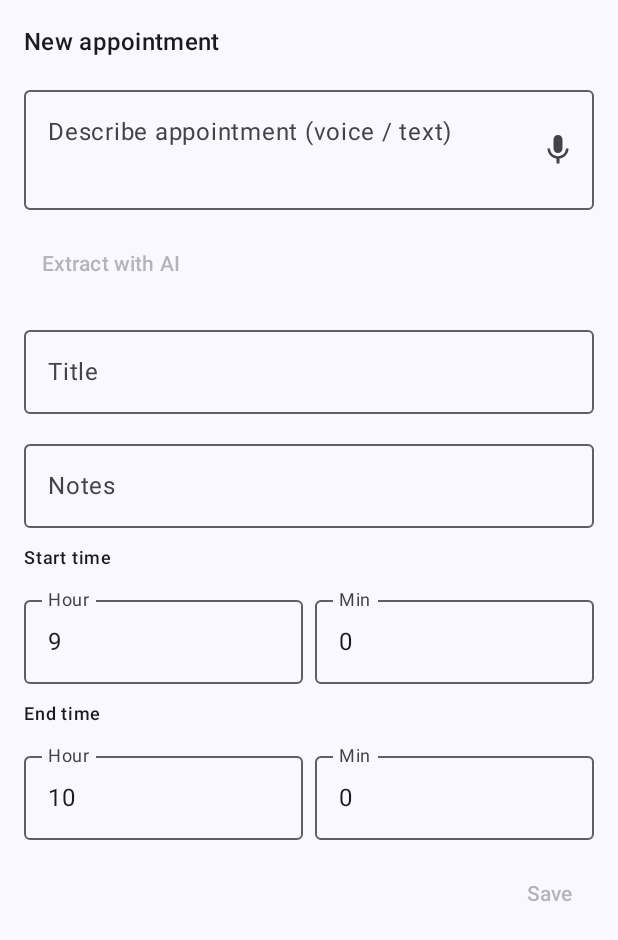
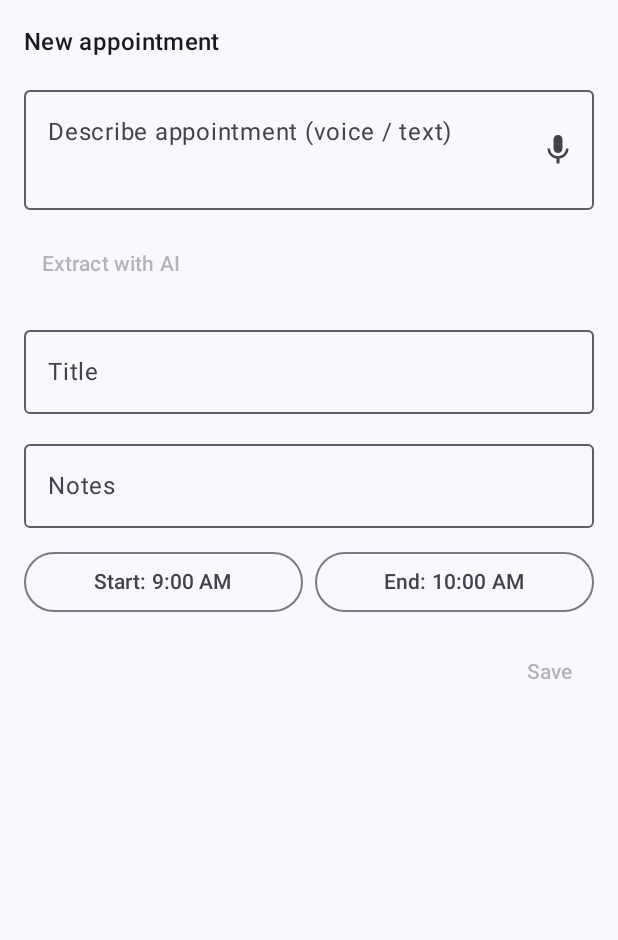
Before and after one commit to sivaramakrishnanj-dev/myUtils, an Android app built with Jetpack Compose: the composable AppointmentEditor called with empty values, on a phone screen of 412 x 824 dp. Shown: the top 940 px of the screen. Run offline under Robolectric (Android 15) with nearby library versions, the light colour scheme and no system bars.

Commit message:
assistant: FIX appointment time entry — replace number fields with clock picker
The hour/min text fields had a broken editing model: onValueChange fell back
to the previous value on any non-numeric intermediate state, so clearing the
field snapped back to the old digits and two-digit entry produced surprise
values (typing "1" then "5" evaluated "15" against coerceIn mid-edit).

Replaced with Material 3 TimePicker in an AlertDialog:
- Two OutlinedButtons ("Start: 9:00 AM" / "End: 10:00 AM") open the clock
  dial with an AM/PM toggle (12h mode)
- Choosing a start at/after the current end nudges end to start+1h so the
  appointment stays valid
- AI extraction still pre-fills both times; the buttons reflect the
  extracted values and open the dial for adjustment

```diff
--- a/assitant/app/src/main/java/dev/sivarj/assistant/ui/day/DayScreen.kt
+++ b/assitant/app/src/main/java/dev/sivarj/assistant/ui/day/DayScreen.kt
@@ -15,6 +15,7 @@ import androidx.compose.foundation.verticalScroll
 import androidx.compose.material.icons.Icons
 import androidx.compose.material.icons.filled.Add
 import androidx.compose.material.icons.filled.Delete
+import androidx.compose.material3.AlertDialog
 import androidx.compose.material3.Card
 import androidx.compose.material3.ExperimentalMaterial3Api
 import androidx.compose.material3.FloatingActionButton
@@ -22,11 +23,14 @@ import androidx.compose.material3.Icon
 import androidx.compose.material3.IconButton
 import androidx.compose.material3.MaterialTheme
 import androidx.compose.material3.ModalBottomSheet
+import androidx.compose.material3.OutlinedButton
 import androidx.compose.material3.OutlinedTextField
 import androidx.compose.material3.Scaffold
 import androidx.compose.material3.Text
 import androidx.compose.material3.TextButton
+import androidx.compose.material3.TimePicker
 import androidx.compose.material3.TopAppBar
+import androidx.compose.material3.rememberTimePickerState
 import androidx.compose.runtime.Composable
 import androidx.compose.runtime.LaunchedEffect
 import androidx.compose.runtime.collectAsState
@@ -74,6 +78,35 @@ class DayViewModel(private val db: AppDatabase) : ViewModel() {
     fun delete(appointment: Appointment) {
         viewModelScope.launch { db.appointmentDao().softDelete(appointment.id) }
     }
+}
+
+/**
+ * Material 3 clock-dial time picker in a dialog. The dial uses the device's
+ * 12/24h preference; in 12h mode it shows the AM/PM toggle.
+ */
+@OptIn(ExperimentalMaterial3Api::class)
+@Composable
+private fun TimePickerDialog(
+    title: String,
+    initialHour: Int,
+    initialMinute: Int,
+    onConfirm: (hour: Int, minute: Int) -> Unit,
+    onDismiss: () -> Unit,
+) {
+    val state = rememberTimePickerState(
+        initialHour = initialHour,
+        initialMinute = initialMinute,
+        is24Hour = false,
+    )
+    AlertDialog(
+        onDismissRequest = onDismiss,
+        title = { Text(title) },
+        text = { TimePicker(state = state) },
+        confirmButton = {
+            TextButton(onClick = { onConfirm(state.hour, state.minute) }) { Text("OK") }
+        },
+        dismissButton = { TextButton(onClick = onDismiss) { Text("Cancel") } },
+    )
 }
 
 /** A row in the day view: either a booked appointment or an open gap. */
@@ -355,39 +388,51 @@ private fun AppointmentEditor(
             modifier = Modifier.fillMaxWidth(),
         )
 
-        // --- Time pickers (simple number fields) ---
-        Text("Start time", style = MaterialTheme.typography.labelMedium)
-        Row(horizontalArrangement = Arrangement.spacedBy(8.dp)) {
-            OutlinedTextField(
-                value = startHour.toString(),
-                onValueChange = { startHour = it.toIntOrNull()?.coerceIn(0, 23) ?: startHour },
-                label = { Text("Hour") },
-                singleLine = true,
-                modifier = Modifier.weight(1f),
-            )
-            OutlinedTextField(
-                value = startMin.toString(),
-                onValueChange = { startMin = it.toIntOrNull()?.coerceIn(0, 59) ?: startMin },
-                label = { Text("Min") },
-                singleLine = true,
-                modifier = Modifier.weight(1f),
+        // --- Time selection via Material 3 clock dial (12h + AM/PM) ---
+        var showStartPicker by remember { mutableStateOf(false) }
+        var showEndPicker by remember { mutableStateOf(false) }
+
+        Row(
+            Modifier.fillMaxWidth(),
+            horizontalArrangement = Arrangement.spacedBy(8.dp),
+        ) {
+            OutlinedButton(onClick = { showStartPicker = true }, modifier = Modifier.weight(1f)) {
+                Text("Start: ${minutesToDisplay(startHour * 60 + startMin)}")
+            }
+            OutlinedButton(onClick = { showEndPicker = true }, modifier = Modifier.weight(1f)) {
+                Text("End: ${minutesToDisplay(endHour * 60 + endMin)}")
+            }
+        }
+
+        if (showStartPicker) {
+            TimePickerDialog(
+                title = "Start time",
+                initialHour = startHour,
+                initialMinute = startMin,
+                onConfirm = { h, m ->
+                    startHour = h
+                    startMin = m
+                    // Keep end after start: nudge end to +1h when it falls behind.
+                    if (endHour * 60 + endMin <= h * 60 + m) {
+                        endHour = (h + 1).coerceAtMost(23)
+                        endMin = m
+                    }
+                    showStartPicker = false
+                },
+                onDismiss = { showStartPicker = false },
             )
         }
-        Text("End time", style = MaterialTheme.typography.labelMedium)
-        Row(horizontalArrangement = Arrangement.spacedBy(8.dp)) {
-            OutlinedTextField(
-                value = endHour.toString(),
-                onValueChange = { endHour = it.toIntOrNull()?.coerceIn(0, 23) ?: endHour },
-                label = { Text("Hour") },
-                singleLine = true,
-                modifier = Modifier.weight(1f),
-            )
-            OutlinedTextField(
-                value = endMin.toString(),
-                onValueChange = { endMin = it.toIntOrNull()?.coerceIn(0, 59) ?: endMin },
-                label = { Text("Min") },
-                singleLine = true,
-                modifier = Modifier.weight(1f),
+        if (showEndPicker) {
+            TimePickerDialog(
+                title = "End time",
+                initialHour = endHour,
+                initialMinute = endMin,
+                onConfirm = { h, m ->
+                    endHour = h
+                    endMin = m
+                    showEndPicker = false
+                },
+                onDismiss = { showEndPicker = false },
             )
         }
 
```
